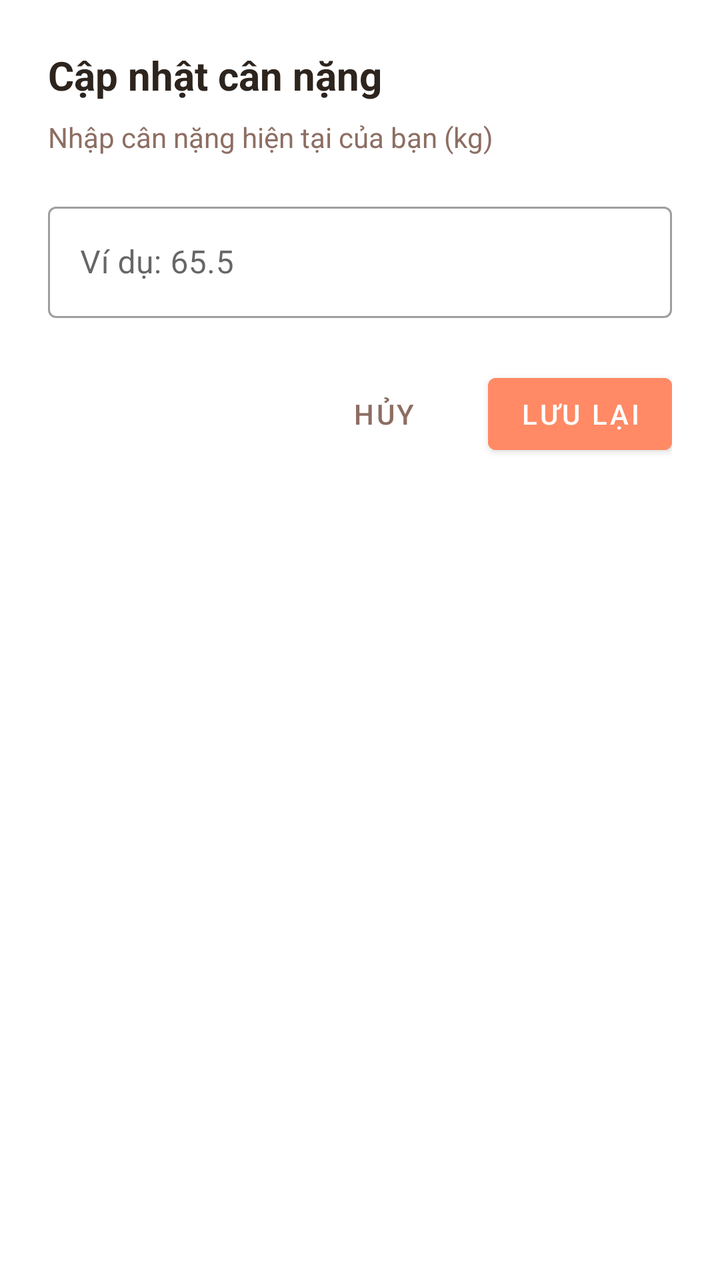
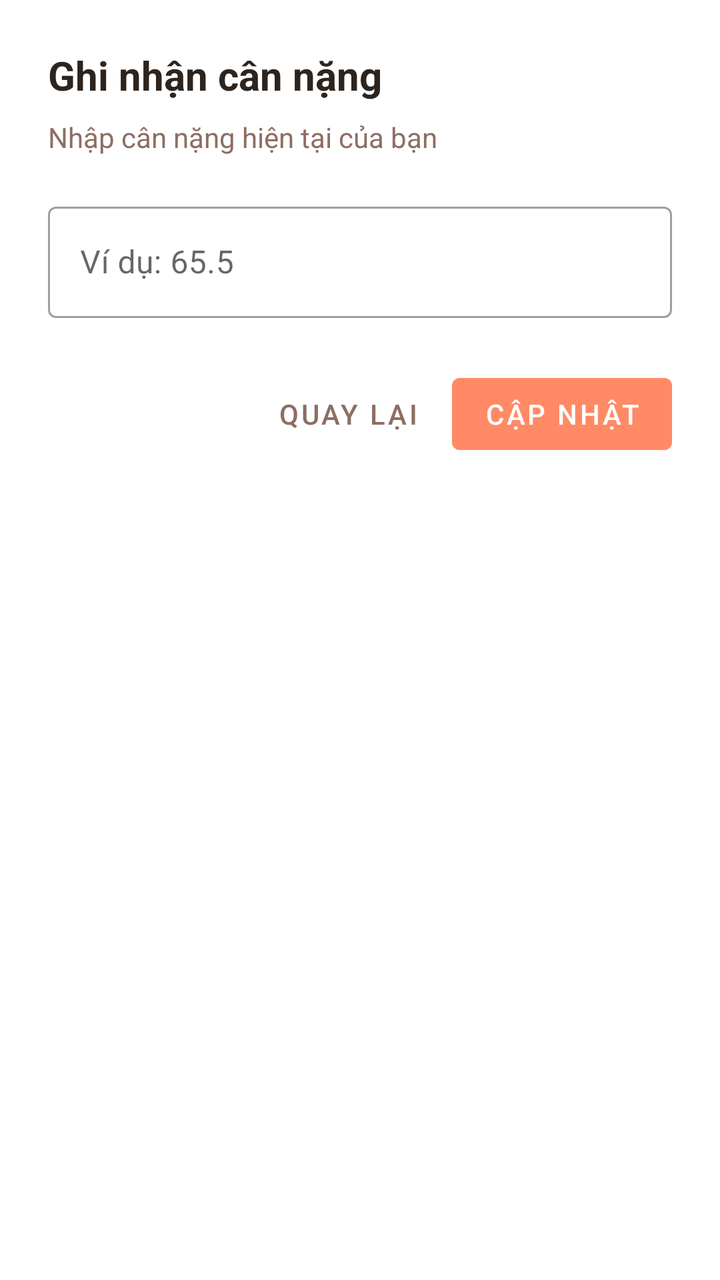

An Android layout rendered at two revisions. The XML below is the earlier revision; the diff shows what the commit changed to produce the second picture.
<!-- AndroidManifest.xml: application theme Theme.Better_Life -->
<!-- res/layout/dialog_update_weight.xml -->
<?xml version="1.0" encoding="utf-8"?>
<LinearLayout xmlns:android="http://schemas.android.com/apk/res/android"
    android:layout_width="match_parent"
    android:layout_height="wrap_content"
    android:orientation="vertical"
    android:padding="24dp">

    <TextView
        android:layout_width="wrap_content"
        android:layout_height="wrap_content"
        android:text="Cập nhật cân nặng"
        android:textColor="@color/text_title"
        android:textSize="20sp"
        android:textStyle="bold" />

    <TextView
        android:layout_width="wrap_content"
        android:layout_height="wrap_content"
        android:layout_marginTop="8dp"
        android:text="Nhập cân nặng hiện tại của bạn (kg)"
        android:textColor="@color/text_secondary"
        android:textSize="14sp" />

    <com.google.android.material.textfield.TextInputLayout
        android:layout_width="match_parent"
        android:layout_height="wrap_content"
        android:layout_marginTop="20dp"
        style="@style/Widget.MaterialComponents.TextInputLayout.OutlinedBox">

        <com.google.android.material.textfield.TextInputEditText
            android:id="@+id/et_weight"
            android:layout_width="match_parent"
            android:layout_height="wrap_content"
            android:inputType="numberDecimal"
            android:hint="Ví dụ: 65.5" />
    </com.google.android.material.textfield.TextInputLayout>

    <LinearLayout
        android:layout_width="match_parent"
        android:layout_height="wrap_content"
        android:layout_marginTop="24dp"
        android:gravity="end"
        android:orientation="horizontal">

        <Button
            android:id="@+id/btn_cancel"
            style="@style/Widget.MaterialComponents.Button.TextButton"
            android:layout_width="wrap_content"
            android:layout_height="wrap_content"
            android:text="Hủy"
            android:textColor="@color/text_secondary" />

        <Button
            android:id="@+id/btn_save"
            android:layout_width="wrap_content"
            android:layout_height="wrap_content"
            android:layout_marginStart="8dp"
            android:text="Lưu lại"
            android:backgroundTint="@color/primary_teal" />
    </LinearLayout>
</LinearLayout>
<!-- resources referenced by this layout -->
<resources>
  <color name="primary_teal">#FF8A65</color>
  <color name="text_secondary">#8D6E63</color>
  <color name="text_title">#2D241E</color>
  <style name="Theme.Better_Life" parent="Theme.MaterialComponents.DayNight.NoActionBar">
          
          <item name="colorPrimary">@color/primary_teal</item>
          <item name="colorPrimaryVariant">@color/primary_teal_dark</item>
          <item name="colorOnPrimary">@color/white</item>
          
          <item name="colorSecondary">@color/nav_active</item>
          <item name="colorSecondaryVariant">@color/primary_teal_dark</item>
          <item name="colorOnSecondary">@color/white</item>
          
          <item name="android:statusBarColor">@color/primary_teal</item>
          
      </style>
  <color name="primary_teal_dark">#E64A19</color>
  <color name="white">#FFFFFFFF</color>
  <color name="nav_active">#FF8A65</color>
</resources>

<!-- the commit's change to res/layout/dialog_update_weight.xml (unified diff, before → after) -->
@@ -8,7 +8,7 @@
     <TextView
         android:layout_width="wrap_content"
         android:layout_height="wrap_content"
-        android:text="Cập nhật cân nặng"
+        android:text="@string/add_weight_title"
         android:textColor="@color/text_title"
         android:textSize="20sp"
         android:textStyle="bold" />
@@ -17,7 +17,7 @@
         android:layout_width="wrap_content"
         android:layout_height="wrap_content"
         android:layout_marginTop="8dp"
-        android:text="Nhập cân nặng hiện tại của bạn (kg)"
+        android:text="@string/add_weight_desc"
         android:textColor="@color/text_secondary"
         android:textSize="14sp" />
 
@@ -32,7 +32,7 @@
             android:layout_width="match_parent"
             android:layout_height="wrap_content"
             android:inputType="numberDecimal"
-            android:hint="Ví dụ: 65.5" />
+            android:hint="@string/weight_example" />
     </com.google.android.material.textfield.TextInputLayout>
 
     <LinearLayout
@@ -47,7 +47,7 @@
             style="@style/Widget.MaterialComponents.Button.TextButton"
             android:layout_width="wrap_content"
             android:layout_height="wrap_content"
-            android:text="Hủy"
+            android:text="@string/back"
             android:textColor="@color/text_secondary" />
 
         <Button
@@ -55,7 +55,7 @@
             android:layout_width="wrap_content"
             android:layout_height="wrap_content"
             android:layout_marginStart="8dp"
-            android:text="Lưu lại"
+            android:text="@string/update"
             android:backgroundTint="@color/primary_teal" />
     </LinearLayout>
 </LinearLayout>
<!-- resource entries referenced after the edit -->
@@ -3,6 +3,11 @@
   <color name="primary_teal">#FF8A65</color>
   <color name="text_secondary">#8D6E63</color>
   <color name="text_title">#2D241E</color>
+  <string name="add_weight_desc">Nhập cân nặng hiện tại của bạn</string>
+  <string name="add_weight_title">Ghi nhận cân nặng</string>
+  <string name="back">Quay lại</string>
+  <string name="update">Cập nhật</string>
+  <string name="weight_example">Ví dụ: 65.5</string>
   <style name="Theme.Better_Life" parent="Theme.MaterialComponents.DayNight.NoActionBar">
           
           <item name="colorPrimary">@color/primary_teal</item>
